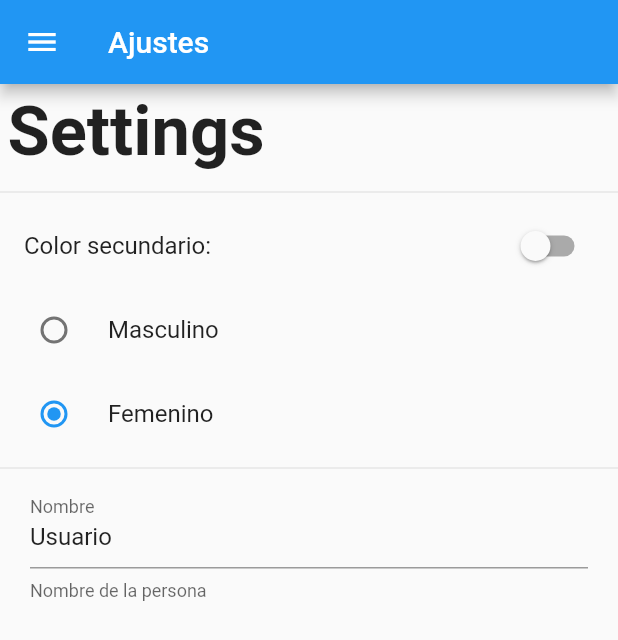
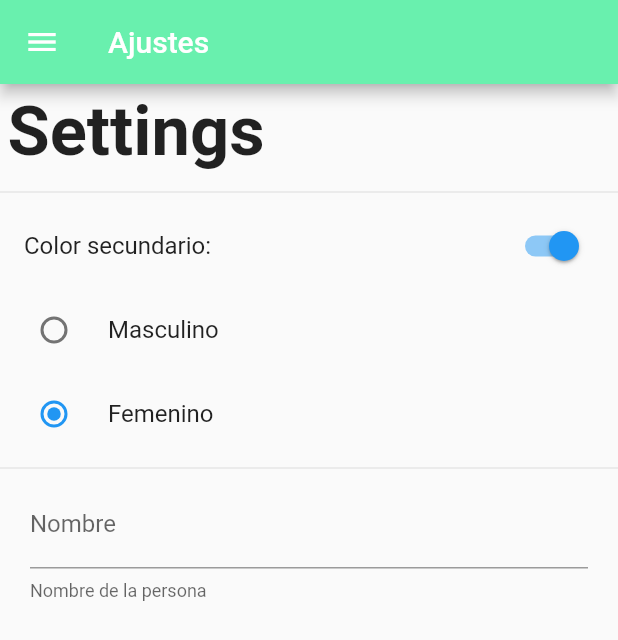
Before and after one commit to AyrtonAldayr/shared-preferences-flutter, a Flutter app: the SettingsPage screen opened by its route, after a tap on "Femenino", on a phone screen of 412 x 824 dp. Shown: the top 640 px of the screen. Run offline on Flutter 3.47's test engine with Material 2 defaults, Android fonts, the phone set to English and light mode, and no system bars; our stand-ins replace shared_preferences; accounts and stored records are empty.

Commit message:
mano de preferencias e forma global y la invocacion del metodo WidgetsFlutterBinding.ensureInitialized()

```diff
--- a/lib/main.dart
+++ b/lib/main.dart
@@ -12,11 +12,13 @@ void main() async {
 }
 
 class MyApp extends StatelessWidget {
+  final preferencias = new PreferenciasUsuario();
+
   @override
   Widget build(BuildContext context) {
     return MaterialApp(
       title: 'Material App',
-      initialRoute: HomePage.routeName,
+      initialRoute: preferencias.getUltimaPagina,
       routes: {
         HomePage.routeName: (BuildContext context) => HomePage(),
         SettingsPage.routeName: (BuildContext context) => SettingsPage(),
--- a/lib/src/pages/settings_page.dart
+++ b/lib/src/pages/settings_page.dart
@@ -1,6 +1,6 @@
 import 'package:flutter/material.dart';
+import 'package:preferencias_usuario_app/src/share_prefs/preferencias_usuario.dart';
 import 'package:preferencias_usuario_app/src/widgets/menu_drawer.dart';
-import 'package:shared_preferences/shared_preferences.dart';
 
 class SettingsPage extends StatefulWidget {
   static final String routeName = 'settings';
@@ -10,16 +10,21 @@ class SettingsPage extends StatefulWidget {
 }
 
 class _SettingsPageState extends State<SettingsPage> {
-  bool _colorSecundario = false;
-  int? _genero = 1;
-  String _nombre = 'Usuario';
+  // bool? _colorSecundario;
+  int? _genero;
+  // String _nombre = 'Usuario';
 
   late TextEditingController _textEditingController;
+  final preferen = new PreferenciasUsuario();
 
   @override
   void initState() {
     super.initState();
-    _textEditingController = new TextEditingController(text: _nombre);
+    preferen.setUltimaPagina = SettingsPage.routeName;
+    _genero = preferen.getGenero;
+    // _colorSecundario = preferen.getColorSecundario;
+    _textEditingController =
+        new TextEditingController(text: preferen.getNombreUsuario);
   }
 
   @override
@@ -27,6 +32,8 @@ class _SettingsPageState extends State<SettingsPage> {
     return Scaffold(
       appBar: AppBar(
         title: Text('Ajustes'),
+        backgroundColor:
+            (preferen.getColorSecundario) ? Colors.greenAccent : Colors.blue,
       ),
       drawer: MenuDrawer(),
       body: ListView(
@@ -43,11 +50,11 @@ class _SettingsPageState extends State<SettingsPage> {
           ),
           Divider(),
           SwitchListTile(
-            value: _colorSecundario,
+            value: preferen.getColorSecundario,
             title: Text('Color secundario:'),
             onChanged: (bool value) {
               setState(() {
-                _colorSecundario = value;
+                preferen.setColorSecundario = value;
               });
             },
           ),
@@ -70,7 +77,9 @@ class _SettingsPageState extends State<SettingsPage> {
               controller: _textEditingController,
               decoration: InputDecoration(
                   labelText: 'Nombre', helperText: 'Nombre de la persona'),
-              onChanged: (String value) {},
+              onChanged: (String value) {
+                preferen.setNombreUsuario = value;
+              },
             ),
           ),
         ],
@@ -78,11 +87,10 @@ class _SettingsPageState extends State<SettingsPage> {
     );
   }
 
-  _setSelectedRadio(int? valor) async {
-    SharedPreferences prefs = await SharedPreferences.getInstance();
-    prefs.setInt('genero', valor!);
+  _setSelectedRadio(int? valor) {
     setState(() {
       print('valor : $valor');
+      preferen.setGenero = valor!;
       _genero = valor;
     });
   }
--- a/lib/src/share_prefs/preferencias_usuario.dart
+++ b/lib/src/share_prefs/preferencias_usuario.dart
@@ -1,3 +1,4 @@
+import 'package:preferencias_usuario_app/src/pages/home_page.dart';
 import 'package:shared_preferences/shared_preferences.dart';
 
 class PreferenciasUsuario {
@@ -16,16 +17,39 @@ class PreferenciasUsuario {
     this._prefs = await SharedPreferences.getInstance();
   }
 
-  // bool? _colorSecudanrio;
-  // int? _genero;
-  // String? _nombre;
-
   //Getter y Setter del genero
-  get getGenero {
+  int get getGenero {
     return this._prefs?.getInt('genero') ?? 1;
   }
 
   set setGenero(int value) {
     this._prefs?.setInt('genero', value);
   }
+
+  //Getter y Setter del ColorSecundario
+  bool get getColorSecundario {
+    return this._prefs?.getBool('colorSecundario') ?? true;
+  }
+
+  set setColorSecundario(bool value) {
+    this._prefs?.setBool('colorSecundario', value);
+  }
+
+  //Getter y Setter del Nombre del Usuario
+  String get getNombreUsuario {
+    return this._prefs?.getString('nombreUsuario') ?? '';
+  }
+
+  set setNombreUsuario(String value) {
+    this._prefs?.setString('nombreUsuario', value);
+  }
+
+  //Getter y Setter de la ultima pagina
+  String get getUltimaPagina {
+    return this._prefs?.getString('ultimaPagina') ?? HomePage.routeName;
+  }
+
+  set setUltimaPagina(String value) {
+    this._prefs?.setString('ultimaPagina', value);
+  }
 }
```
Also changed, not shown: lib/src/pages/home_page.dart (+5 -2 lines).
